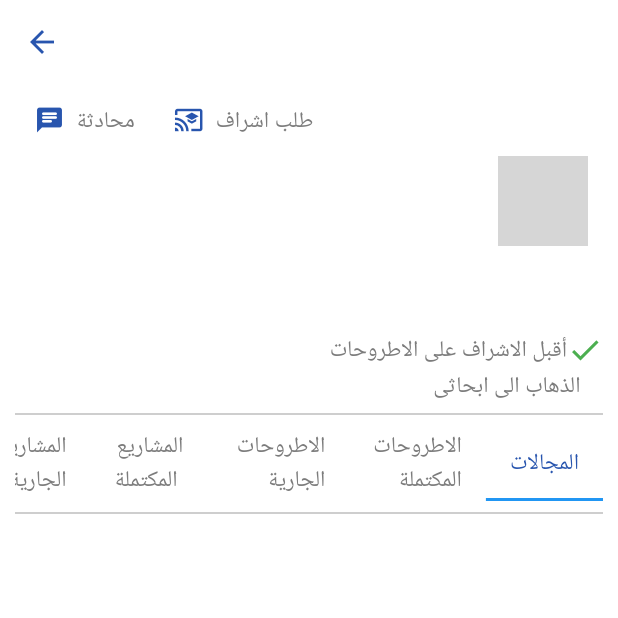
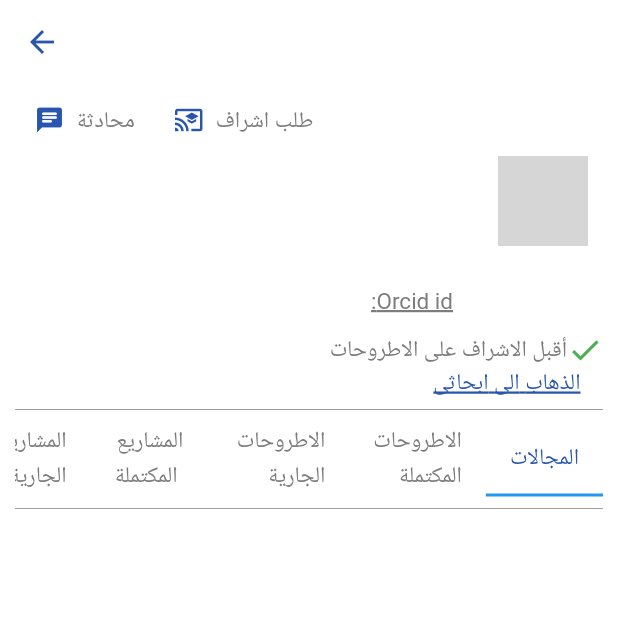
Before and after one commit to haneengheas/aban, a Flutter app: the MemberProfile screen opened directly with empty values, on a phone screen of 412 x 824 dp, the top half of it. Run offline on Flutter 3.47's test engine with Material 2 defaults, Android fonts, the phone set to English and light mode, and no system bars; our stand-ins replace awesome_dialog, cloud_firestore, emoji_picker_flutter, firebase_auth, firebase_core, firebase_messaging and 4 more; missing offline and left inert: flutter_email_sender, quds_ui_kit; accounts and stored records are empty; network calls fail; Roboto replaces fonts that are missing (Cairo); grey boxes are pictures that could not be loaded.

Commit message:
almost done

```diff
--- a/lib/screens/chat/view.dart
+++ b/lib/screens/chat/view.dart
@@ -145,7 +145,6 @@
 import 'package:aban/constant/alert_methods.dart';
 import 'package:aban/constant/style.dart';
 import 'package:aban/screens/chat/chat_item.dart';
-import 'package:aban/widgets/search_textfield.dart';
 import 'package:cloud_firestore/cloud_firestore.dart';
 import 'package:firebase_auth/firebase_auth.dart';
 import 'package:flutter/material.dart';
@@ -237,7 +236,9 @@ class _ChatScreenState extends State<ChatScreen> {
                                   .collection('message')
                                   .get()
                                   .then((snapshot) {
-                                message.reference.delete();
+                                for (DocumentSnapshot ds in data) {
+                                  ds.reference.delete();
+                                }
                               });
                               Navigator.pop(context);
                             },
--- a/lib/screens/help/view.dart
+++ b/lib/screens/help/view.dart
@@ -61,8 +61,6 @@ class _HelpScreenState extends State<HelpScreen> {
               child: Column(
                 children: [
                   //  TextFieldItem(
-                  /// انا حزفتة لان الميل بيدخل بصاحب الاميل
-                  ///
                   //    validator: (val){
                   //      if(val.isEmpty){
                   //        return 'يجب ادخال البريد الالكتروني' ;
@@ -116,6 +114,7 @@ class _HelpScreenState extends State<HelpScreen> {
                               body: const Text("تم الارسال بنجاح"),
                               dialogType: DialogType.SUCCES)
                             .show();
+                          Navigator.pop(context);
 
                         }
 
--- a/lib/screens/profile/facultymember/create_profile/view.dart
+++ b/lib/screens/profile/facultymember/create_profile/view.dart
@@ -443,16 +443,20 @@ class _CreateMemberProfileState extends State<CreateMemberProfile> {
                     prov.department = department;
                     print(prov.department);
                     print(prov.college);
+                    print(prov.file!.path);
+
                     if (formKey.currentState!.validate()) {
                       formKey.currentState!.save();
                       print('=================');
-                      print(prov.file!.path);
                       List<String> fieldsStr = <String>[];
 
                       for (var element in prov.fields) {
                         fieldsStr.add(element.text);
                       }
                       print('Str list is => $fieldsStr');
+                      // if(prov.file!.path==null){
+                      //   prov.file!.path=
+                      // }
                       if (fieldsStr.isEmpty) {
                         return AwesomeDialog(
                             context: context,
--- a/lib/screens/profile/facultymember/overview_profile/view.dart
+++ b/lib/screens/profile/facultymember/overview_profile/view.dart
@@ -11,9 +11,10 @@ import 'package:aban/screens/supervision_request/view.dart';
 import 'package:cloud_firestore/cloud_firestore.dart';
 import 'package:flutter/material.dart';
 import 'package:google_fonts/google_fonts.dart';
+import 'package:url_launcher/url_launcher.dart';
 
 class MemberProfile extends StatefulWidget {
-  String name, image, faculty, email, phone, degree, id, userid, token;
+  String name, image, faculty, email, phone, degree, id, userid, token,link;
   int accept;
 
   MemberProfile(
@@ -26,6 +27,7 @@ class MemberProfile extends StatefulWidget {
       required this.email,
       required this.degree,
       required this.id,
+      required this.link,
       required this.token,
       required this.phone})
       : super(key: key);
@@ -207,9 +209,17 @@ class _MemberProfileState extends State<MemberProfile> {
                                   ],
                                 ),
                                 Text(
-                                  widget.id,
-                                  style: hintStyle,
-                                ),
+                                  "Orcid id:${widget.id}",
+                                  style: GoogleFonts.cairo(
+                                    textStyle: const TextStyle(
+                                        fontSize: 15,
+                                        fontWeight:
+                                        FontWeight.w400,
+                                        height: 1.5,
+                                        decoration: TextDecoration.underline,
+                                        decorationThickness: 2,
+                                        color: gray),
+                                  ),)
                               ],
                             ),
                           ]),
@@ -236,9 +246,29 @@ class _MemberProfileState extends State<MemberProfile> {
                             )
                           : const Text(''),
                       Padding(
-                        padding: const EdgeInsets.symmetric(horizontal: 15),
-                        child: Text("الذهاب الى ابحاثى", style: hintStyle),
+                        padding:
+                        const EdgeInsets.symmetric(horizontal: 15),
+                        child: InkWell(
+                          onTap: () async {
+                            print(widget.link);
+                            await launch(
+                                'https://'+widget.link);
+                          },
+                          child: Text(
+                            "الذهاب الى ابحاثى",
+                            style: GoogleFonts.cairo(
+                              textStyle: const TextStyle(
+                                  decoration: TextDecoration.underline,
+                                  decorationThickness: 2,
+                                  decorationColor: blue,
+                                  fontSize: 15,
+                                  fontWeight: FontWeight.w400,
+                                  color: blue),
+                            ),
+                          ),
+                        ),
                       ),
+
                       SizedBox(
                         height: MediaQuery.of(context).size.height / 2.3,
                         child: Column(
--- a/lib/screens/profile/profile/view.dart
+++ b/lib/screens/profile/profile/view.dart
@@ -305,7 +305,7 @@ class _ProfileScreenState extends State<ProfileScreen> {
                                   onTap: () async {
                                     print(snapshot.data!.docs[0]['link']);
                                     await launch(
-                                        snapshot.data!.docs[0]['link']);
+                                        'https://'+snapshot.data!.docs[0]['link']);
                                   },
                                   child: Text(
                                     "الذهاب الى ابحاثى",
--- a/lib/screens/resersh_list/search_item.dart
+++ b/lib/screens/resersh_list/search_item.dart
@@ -97,6 +97,7 @@ class _SearchItemState extends State<SearchItem> {
                 MemberProfile(userid: project.userId!,
                     accept: project.accept,
                     name: project.name!,
+                    link: project.link!,
                     image: project.imageUrl!,
                     faculty: project.faculty!,
                     email: project.email!,
```
Also changed, not shown: lib/screens/chat/chat_item.dart (+18 -3 lines).
